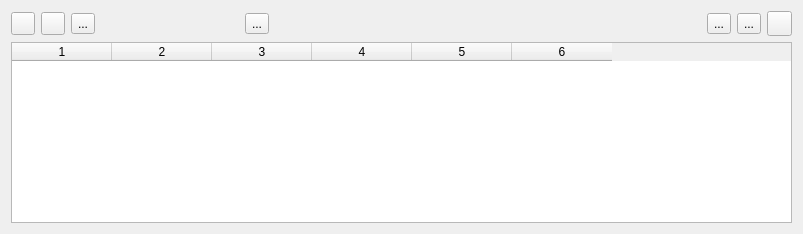
pyCGNS/pyCGNS, file NAVigater/CGNS/NAV/T/Q7ControlWindow.ui: the form before one commit.
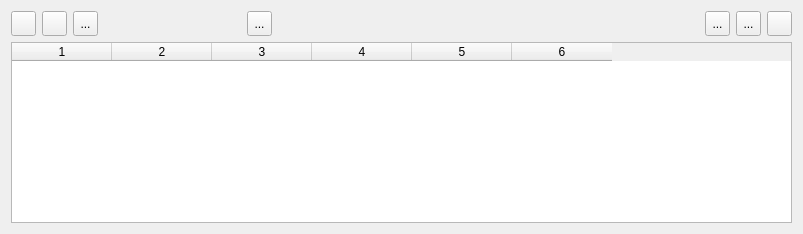
The form after the commit. Icons and pictures are not drawn.

Patch:
```diff
--- a/NAVigater/CGNS/NAV/T/Q7ControlWindow.ui
+++ b/NAVigater/CGNS/NAV/T/Q7ControlWindow.ui
@@ -24,6 +24,18 @@
     <layout class="QHBoxLayout" name="horizontalLayout">
      <item>
       <widget class="QToolButton" name="bTreeLoadLast">
+       <property name="minimumSize">
+        <size>
+         <width>25</width>
+         <height>25</height>
+        </size>
+       </property>
+       <property name="maximumSize">
+        <size>
+         <width>25</width>
+         <height>25</height>
+        </size>
+       </property>
        <property name="toolTip">
         <string>Load an existing CGNS file</string>
        </property>
@@ -38,6 +50,18 @@
      </item>
      <item>
       <widget class="QToolButton" name="bTreeLoad">
+       <property name="minimumSize">
+        <size>
+         <width>25</width>
+         <height>25</height>
+        </size>
+       </property>
+       <property name="maximumSize">
+        <size>
+         <width>25</width>
+         <height>25</height>
+        </size>
+       </property>
        <property name="toolTip">
         <string>Load an existing CGNS file</string>
        </property>
@@ -52,6 +76,18 @@
      </item>
      <item>
       <widget class="QToolButton" name="bEditTree">
+       <property name="minimumSize">
+        <size>
+         <width>25</width>
+         <height>25</height>
+        </size>
+       </property>
+       <property name="maximumSize">
+        <size>
+         <width>25</width>
+         <height>25</height>
+        </size>
+       </property>
        <property name="toolTip">
         <string>Create a new CGNS tree from scratch</string>
        </property>
@@ -79,6 +115,18 @@
      </item>
      <item>
       <widget class="QToolButton" name="bPatternView">
+       <property name="minimumSize">
+        <size>
+         <width>25</width>
+         <height>25</height>
+        </size>
+       </property>
+       <property name="maximumSize">
+        <size>
+         <width>25</width>
+         <height>25</height>
+        </size>
+       </property>
        <property name="toolTip">
         <string>Open CGNS/SIDS sub-trees database</string>
        </property>
@@ -132,6 +180,18 @@
      </item>
      <item>
       <widget class="QToolButton" name="bOptionView">
+       <property name="minimumSize">
+        <size>
+         <width>25</width>
+         <height>25</height>
+        </size>
+       </property>
+       <property name="maximumSize">
+        <size>
+         <width>25</width>
+         <height>25</height>
+        </size>
+       </property>
        <property name="toolTip">
         <string>Set user defined options</string>
        </property>
@@ -146,6 +206,18 @@
      </item>
      <item>
       <widget class="QToolButton" name="bAbout">
+       <property name="minimumSize">
+        <size>
+         <width>25</width>
+         <height>25</height>
+        </size>
+       </property>
+       <property name="maximumSize">
+        <size>
+         <width>25</width>
+         <height>25</height>
+        </size>
+       </property>
        <property name="toolTip">
         <string>About....</string>
        </property>
```
Left out of the diff: 2 changed lines with no effect on the pictures.
